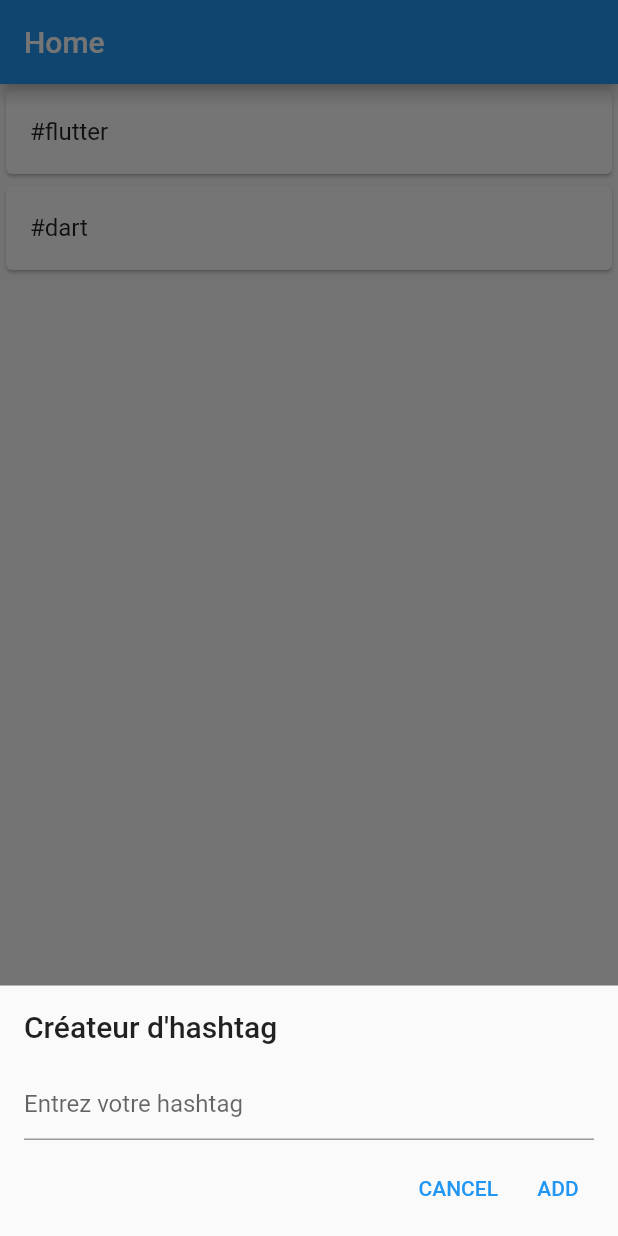
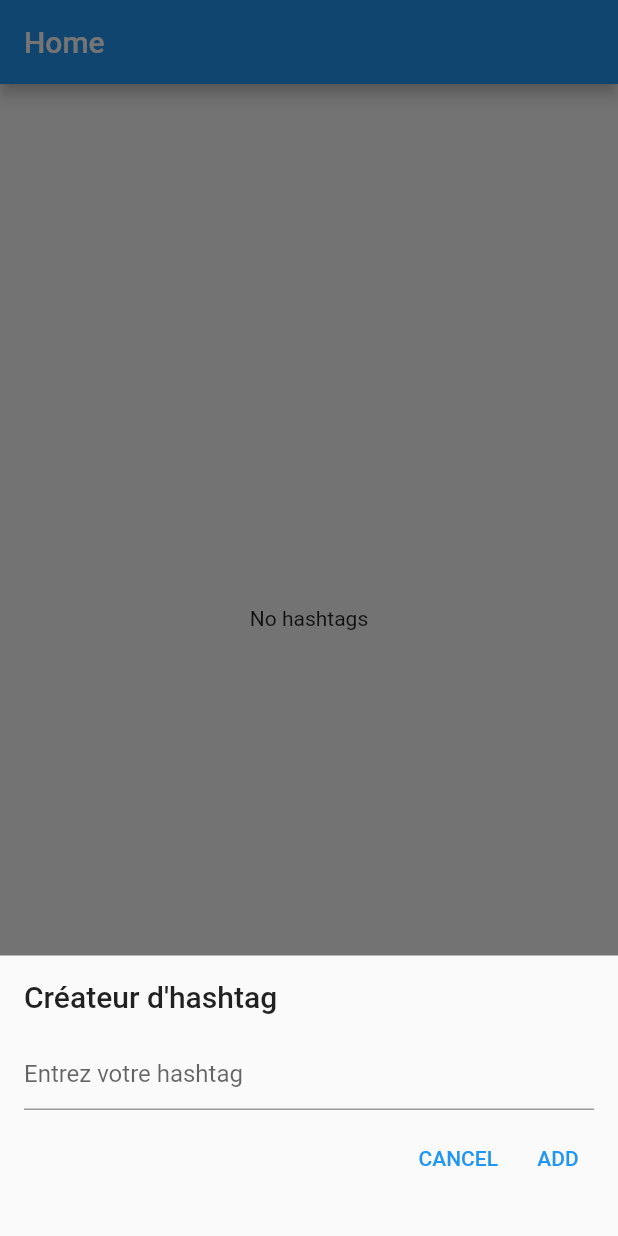
Before and after one commit to wilgaslove/flutter_demo1, a Flutter app: the screen it shows after launch, item 2 of the bottom bar chosen, after a tap on the "add" icon, on a phone screen of 412 x 824 dp. Run offline on Flutter 3.47's test engine with Material 2 defaults, Android fonts, the light colour scheme and no system bars.

Commit message:
ajout des dépendances

```diff
--- /dev/null
+++ b/lib/components/add_hashtag_component.dart
@@ -0,0 +1,65 @@
+import 'package:flutter/material.dart';
+
+class AddHashtagComponent extends StatelessWidget {
+  const AddHashtagComponent({super.key});
+  // Menu pour la création d'un nouveau hashtag.
+  void _modal(BuildContext context) => showModalBottomSheet(
+      context: context,
+      builder: (context) => Padding(
+            padding: const EdgeInsets.all(8.0),
+            child: Wrap(
+              children: <Widget>[
+                Padding(
+                  padding: const EdgeInsets.all(8.0),
+                  child: Text(
+                    "Créateur d'hashtag",
+                    style: Theme.of(context).textTheme.headline6,
+                  ),
+                ),
+                const Padding(
+                  padding: EdgeInsets.all(8.0),
+                  child: TextField(
+                    // composant d'entrer hashtag
+                    decoration: InputDecoration(
+                      hintText: "Entrez votre hashtag",
+                    ),
+                  ),
+                ),
+
+              Padding(
+                padding: const EdgeInsets.only(
+                  bottom: 20.0,
+                ),
+                child: Row(
+                  mainAxisAlignment: MainAxisAlignment.end, //pour l'alignement
+                  children: [
+                    TextButton(
+                      onPressed: () => Navigator.pop(context),// pour fermer la création d'hasstag
+                      child: Text("Cancel".toUpperCase()),
+                    ),
+                    TextButton(
+                      onPressed: ()  => Navigator.pop(context),
+                      child: Text("add".toUpperCase()),
+                    ),
+                  ],
+                ),
+              ),
+
+              ],
+            ),
+          ));
+
+
+
+
+  @override
+  Widget build(BuildContext context) {
+    return FloatingActionButton(
+          onPressed: () => _modal(context),
+          child: const Icon(
+            Icons.add,
+    ),
+    );
+  }
+
+}
--- a/lib/main.dart
+++ b/lib/main.dart
@@ -2,6 +2,17 @@
 
 import 'package:flutter/material.dart';
 import 'package:flutter_demo1/screens/home_screen.dart';
+
+
+
+final List<Map<String, dynamic>> listHashtags = [
+    {
+      'name': '#flutter',
+    },
+    {
+      'name': '#dart',
+    },
+];
 
 void main() {
   runApp(const App());
--- a/lib/screens/home_screen.dart
+++ b/lib/screens/home_screen.dart
@@ -1,4 +1,5 @@
 import 'package:flutter/material.dart';
+import 'package:flutter_demo1/components/add_hashtag_component.dart';
 import 'package:flutter_demo1/screens/views/home_view.dart';
 import 'package:flutter_demo1/screens/views/list_hashtag_view.dart';
 
@@ -27,46 +28,7 @@ class _HomeScreenState extends State<HomeScreen> {
     super.dispose();
   }
 
-  // Menu pour la création d'un nouveau hashtag.
-  void _modal(BuildContext context) => showModalBottomSheet(
-      context: context,
-      builder: (context) => Padding(
-            padding: const EdgeInsets.all(8.0),
-            child: Wrap(
-              children: <Widget>[
-                Padding(
-                  padding: const EdgeInsets.all(8.0),
-                  child: Text(
-                    "Créateur d'hashtag",
-                    style: Theme.of(context).textTheme.headline6,
-                  ),
-                ),
-                const Padding(
-                  padding: EdgeInsets.all(8.0),
-                  child: TextField(
-                  // composant d'entrer hashtag
-                  decoration: InputDecoration(
-                    hintText: "Entrez votre hashtag",
-                  ),
-                ),
-                ),
 
-                Row(
-                  mainAxisAlignment: MainAxisAlignment.end, //pour l'alignement
-                  children: [
-                    TextButton(
-                      onPressed: () {},
-                      child: Text("Cancel".toUpperCase()),
-                    ),
-                    TextButton(
-                      onPressed: () {},
-                      child: Text("add".toUpperCase()),
-                    ),
-                  ],
-                )
-              ],
-            ),
-          ));
 
   @override
   Widget build(BuildContext context) {
@@ -85,12 +47,7 @@ class _HomeScreenState extends State<HomeScreen> {
           ],
         ),
 // Création du button floatan +
-        floatingActionButton: FloatingActionButton(
-          onPressed: () => _modal(context),
-          child: const Icon(
-            Icons.add,
-          ),
-        ),
+        floatingActionButton: const AddHashtagComponent(),
         bottomNavigationBar: BottomNavigationBar(
             currentIndex: _currentIndex,
             onTap: (index) {
--- a/lib/screens/views/list_hashtag_view.dart
+++ b/lib/screens/views/list_hashtag_view.dart
@@ -1,13 +1,6 @@
 import 'package:flutter/material.dart';
 
-final List<Map<String, dynamic>> listHashtags = [
-    {
-      'name': '#flutter',
-    },
-    {
-      'name': '#dart',
-    },
-];
+final List<Map<String, dynamic>> listHashtags = [];
 
 class ListHashtagView extends StatelessWidget {
   const ListHashtagView({Key? key}) : super(key: key);
--- a/pubspec.yaml
+++ b/pubspec.yaml
@@ -35,6 +35,8 @@ dependencies:
   # The following adds the Cupertino Icons font to your application.
   # Use with the CupertinoIcons class for iOS style icons.
   cupertino_icons: ^1.0.2
+  bloc: ^7.0.0
+  equatable: ^2.0.2
 
 dev_dependencies:
   flutter_test:
```
Also changed, not shown: pubspec.lock.
